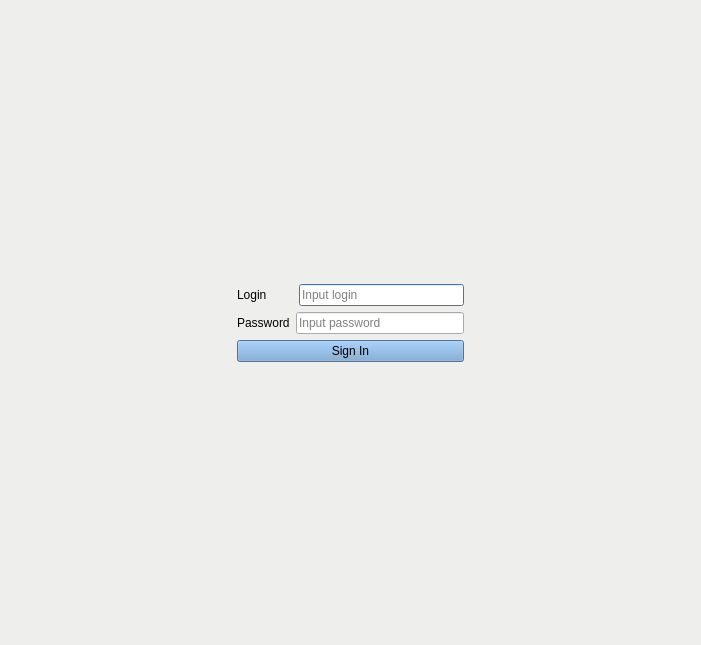
Qt form loginform.ui (Zasimovich5382/ETU-OOT-Sociometry) before a commit.
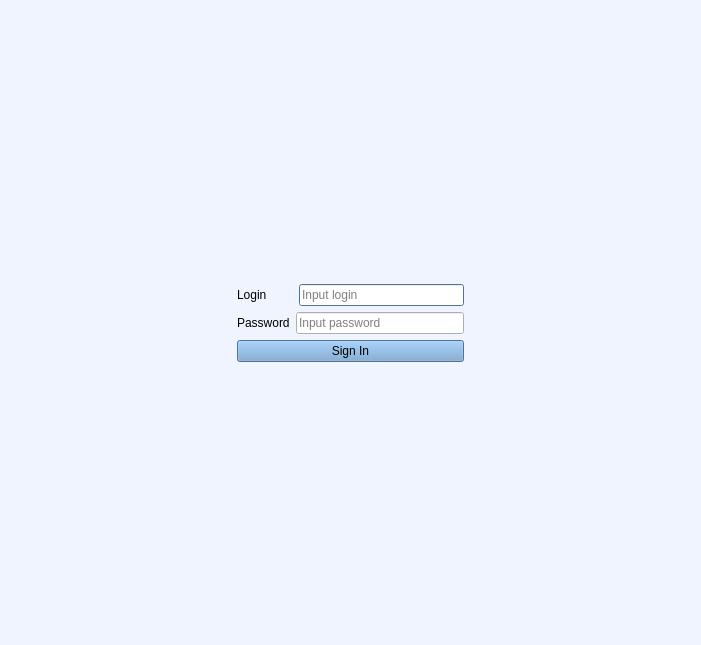
The same form after that commit.

What changed in the file:
```diff
--- a/loginform.ui
+++ b/loginform.ui
@@ -25,9 +25,9 @@
      <colorrole role="Button">
       <brush brushstyle="SolidPattern">
        <color alpha="255">
-        <red>238</red>
-        <green>238</green>
-        <blue>236</blue>
+        <red>240</red>
+        <green>244</green>
+        <blue>255</blue>
        </color>
       </brush>
      </colorrole>
@@ -43,27 +43,27 @@
      <colorrole role="Midlight">
       <brush brushstyle="SolidPattern">
        <color alpha="255">
-        <red>246</red>
-        <green>246</green>
-        <blue>245</blue>
+        <red>247</red>
+        <green>249</green>
+        <blue>255</blue>
        </color>
       </brush>
      </colorrole>
      <colorrole role="Dark">
       <brush brushstyle="SolidPattern">
        <color alpha="255">
-        <red>119</red>
-        <green>119</green>
-        <blue>118</blue>
+        <red>120</red>
+        <green>122</green>
+        <blue>127</blue>
        </color>
       </brush>
      </colorrole>
      <colorrole role="Mid">
       <brush brushstyle="SolidPattern">
        <color alpha="255">
-        <red>159</red>
-        <green>159</green>
-        <blue>157</blue>
+        <red>160</red>
+        <green>162</green>
+        <blue>170</blue>
        </color>
       </brush>
      </colorrole>
@@ -106,9 +106,9 @@
      <colorrole role="Window">
       <brush brushstyle="SolidPattern">
        <color alpha="255">
-        <red>238</red>
-        <green>238</green>
-        <blue>236</blue>
+        <red>240</red>
+        <green>244</green>
+        <blue>255</blue>
        </color>
       </brush>
      </colorrole>
@@ -124,9 +124,9 @@
      <colorrole role="AlternateBase">
       <brush brushstyle="SolidPattern">
        <color alpha="255">
-        <red>246</red>
-        <green>246</green>
-        <blue>245</blue>
+        <red>247</red>
+        <green>249</green>
+        <blue>255</blue>
        </color>
       </brush>
      </colorrole>
@@ -171,9 +171,9 @@
      <colorrole role="Button">
       <brush brushstyle="SolidPattern">
        <color alpha="255">
-        <red>238</red>
-        <green>238</green>
-        <blue>236</blue>
+        <red>240</red>
+        <green>244</green>
+        <blue>255</blue>
        </color>
       </brush>
      </colorrole>
@@ -189,27 +189,27 @@
      <colorrole role="Midlight">
       <brush brushstyle="SolidPattern">
        <color alpha="255">
-        <red>246</red>
-        <green>246</green>
-        <blue>245</blue>
+        <red>247</red>
+        <green>249</green>
+        <blue>255</blue>
        </color>
       </brush>
      </colorrole>
      <colorrole role="Dark">
       <brush brushstyle="SolidPattern">
        <color alpha="255">
-        <red>119</red>
-        <green>119</green>
-        <blue>118</blue>
+        <red>120</red>
+        <green>122</green>
+        <blue>127</blue>
        </color>
       </brush>
      </colorrole>
      <colorrole role="Mid">
       <brush brushstyle="SolidPattern">
        <color alpha="255">
-        <red>159</red>
-        <green>159</green>
-        <blue>157</blue>
+        <red>160</red>
+        <green>162</green>
+        <blue>170</blue>
        </color>
       </brush>
      </colorrole>
@@ -252,9 +252,9 @@
      <colorrole role="Window">
       <brush brushstyle="SolidPattern">
        <color alpha="255">
-        <red>238</red>
-        <green>238</green>
-        <blue>236</blue>
+        <red>240</red>
+        <green>244</green>
+        <blue>255</blue>
        </color>
       </brush>
      </colorrole>
@@ -270,9 +270,9 @@
      <colorrole role="AlternateBase">
       <brush brushstyle="SolidPattern">
        <color alpha="255">
-        <red>246</red>
-        <green>246</green>
-        <blue>245</blue>
+        <red>247</red>
+        <green>249</green>
+        <blue>255</blue>
        </color>
       </brush>
      </colorrole>
@@ -308,18 +308,18 @@
      <colorrole role="WindowText">
       <brush brushstyle="SolidPattern">
        <color alpha="255">
-        <red>119</red>
-        <green>119</green>
-        <blue>118</blue>
+        <red>120</red>
+        <green>122</green>
+        <blue>127</blue>
        </color>
       </brush>
      </colorrole>
      <colorrole role="Button">
       <brush brushstyle="SolidPattern">
        <color alpha="255">
-        <red>238</red>
-        <green>238</green>
-        <blue>236</blue>
+        <red>240</red>
+        <green>244</green>
+        <blue>255</blue>
        </color>
       </brush>
      </colorrole>
@@ -335,36 +335,36 @@
      <colorrole role="Midlight">
       <brush brushstyle="SolidPattern">
        <color alpha="255">
-        <red>246</red>
-        <green>246</green>
-        <blue>245</blue>
+        <red>247</red>
+        <green>249</green>
+        <blue>255</blue>
        </color>
       </brush>
      </colorrole>
      <colorrole role="Dark">
       <brush brushstyle="SolidPattern">
        <color alpha="255">
-        <red>119</red>
-        <green>119</green>
-        <blue>118</blue>
+        <red>120</red>
+        <green>122</green>
+        <blue>127</blue>
        </color>
       </brush>
      </colorrole>
      <colorrole role="Mid">
       <brush brushstyle="SolidPattern">
        <color alpha="255">
-        <red>159</red>
-        <green>159</green>
-        <blue>157</blue>
+        <red>160</red>
+        <green>162</green>
+        <blue>170</blue>
        </color>
       </brush>
      </colorrole>
      <colorrole role="Text">
       <brush brushstyle="SolidPattern">
        <color alpha="255">
-        <red>119</red>
-        <green>119</green>
-        <blue>118</blue>
+        <red>120</red>
+        <green>122</green>
+        <blue>127</blue>
        </color>
       </brush>
      </colorrole>
@@ -380,27 +380,27 @@
      <colorrole role="ButtonText">
       <brush brushstyle="SolidPattern">
        <color alpha="255">
-        <red>119</red>
-        <green>119</green>
-        <blue>118</blue>
+        <red>120</red>
+        <green>122</green>
+        <blue>127</blue>
        </color>
       </brush>
      </colorrole>
      <colorrole role="Base">
       <brush brushstyle="SolidPattern">
        <color alpha="255">
-        <red>238</red>
-        <green>238</green>
-        <blue>236</blue>
+        <red>240</red>
+        <green>244</green>
+        <blue>255</blue>
        </color>
       </brush>
      </colorrole>
      <colorrole role="Window">
       <brush brushstyle="SolidPattern">
        <color alpha="255">
-        <red>238</red>
-        <green>238</green>
-        <blue>236</blue>
+        <red>240</red>
+        <green>244</green>
+        <blue>255</blue>
        </color>
       </brush>
      </colorrole>
@@ -416,9 +416,9 @@
      <colorrole role="AlternateBase">
       <brush brushstyle="SolidPattern">
        <color alpha="255">
-        <red>238</red>
-        <green>238</green>
-        <blue>236</blue>
+        <red>240</red>
+        <green>244</green>
+        <blue>255</blue>
        </color>
       </brush>
      </colorrole>
```
